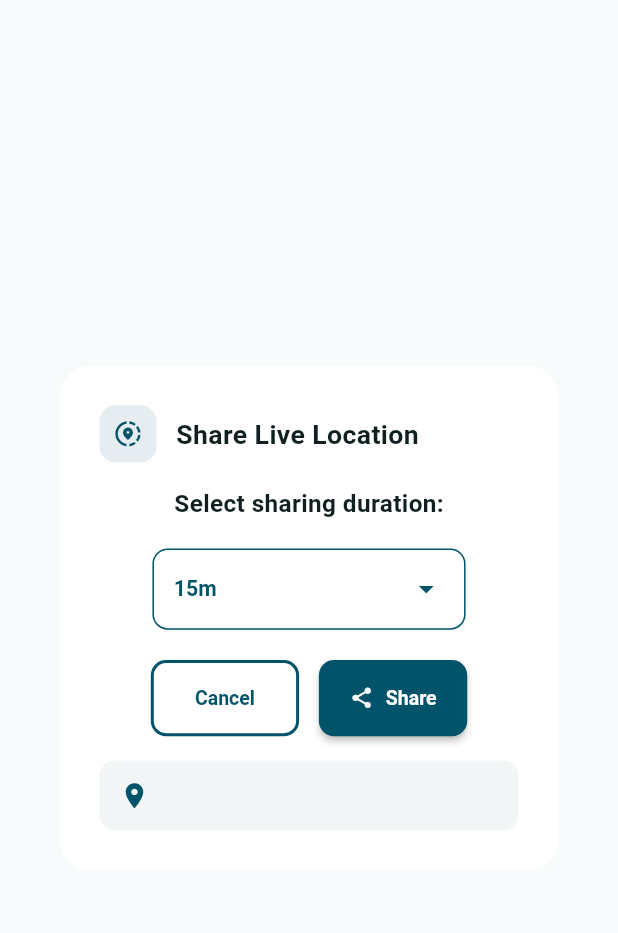
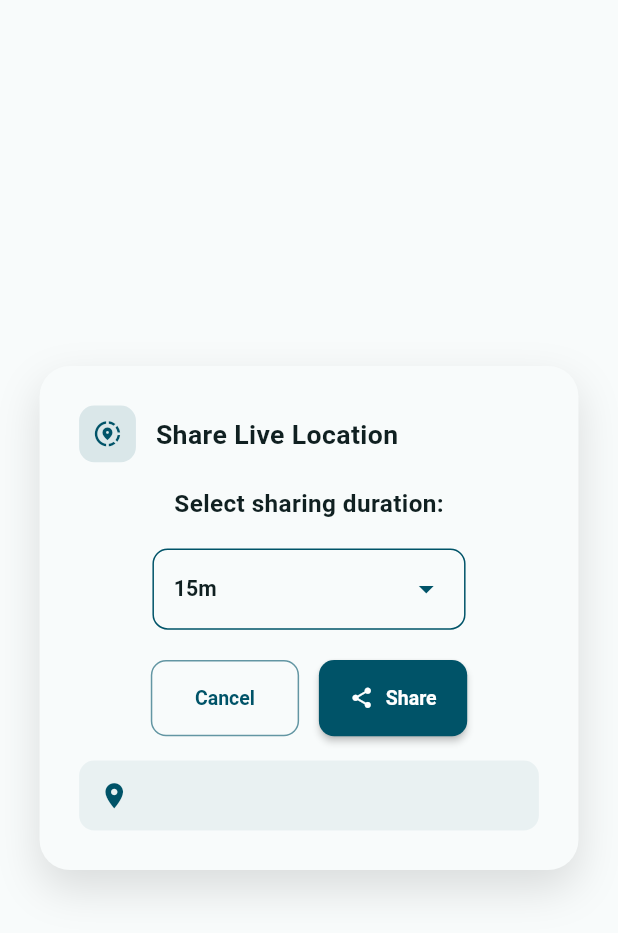
Before and after one commit to HarshasriM/everest_hackathon, a Flutter app: the _LocationSharingDialog widget shown alone on an empty page, opened directly with empty values, on a phone screen of 412 x 824 dp. Shown: the top 933 px of the screen. Run offline on Flutter 3.47's test engine with Material 3 defaults, Android fonts, the phone set to English and light mode, and no system bars; our stand-ins replace audioplayers, bloc, dartz, dio, equatable, flutter_bloc and 19 more; accounts and stored records are empty.

Commit message:
Apply dark theme styles to track me screen

```diff
--- a/lib/features/track/presentation/track_screen.dart
+++ b/lib/features/track/presentation/track_screen.dart
@@ -105,9 +105,7 @@ class _TrackScreenContentState extends State<_TrackScreenContent>
   @override
   Widget build(BuildContext context) {
     return Scaffold(
-      appBar: CustomAppBar(
-
-      ),
+      appBar: CustomAppBar(),
       body: BlocConsumer<TrackBloc, TrackState>(
         listener: (context, state) {
           // Update markers when location changes
@@ -174,6 +172,11 @@ class _TrackScreenContentState extends State<_TrackScreenContent>
   }
 
   Widget _buildAddressPanel(BuildContext context, TrackState state) {
+    final theme = Theme.of(context);
+    final isDark = theme.brightness == Brightness.dark;
+
+    // Primary color according to light/dark theme
+    final primary = theme.colorScheme.primary;
     return Container(
       margin: EdgeInsets.all(16.w),
       padding: EdgeInsets.all(20.w),
@@ -197,14 +200,12 @@ class _TrackScreenContentState extends State<_TrackScreenContent>
               Container(
                 padding: EdgeInsets.all(8.w),
                 decoration: BoxDecoration(
-                  color: Theme.of(context).primaryColor.withOpacity(0.1),
+                  color: primary.withOpacity(
+                    isDark ? 0.25 : 0.1,
+                  ), // darker tint in dark mode
                   borderRadius: BorderRadius.circular(10.r),
                 ),
-                child: Icon(
-                  Icons.location_on,
-                  color: Theme.of(context).primaryColor,
-                  size: 24.sp,
-                ),
+                child: Icon(Icons.location_on, color: primary, size: 24.sp),
               ),
               SizedBox(width: 12.w),
               Expanded(
@@ -230,15 +231,13 @@ class _TrackScreenContentState extends State<_TrackScreenContent>
                           child: Container(
                             padding: EdgeInsets.all(4.w),
                             decoration: BoxDecoration(
-                              color: Theme.of(
-                                context,
-                              ).primaryColor.withOpacity(0.1),
+                              color: primary.withOpacity(isDark ? 0.25 : 0.1),
                               borderRadius: BorderRadius.circular(6.r),
                             ),
                             child: Icon(
                               Icons.share,
                               size: 16.sp,
-                              color: Theme.of(context).primaryColor,
+                              color: primary,
                             ),
                           ),
                         ),
@@ -424,13 +423,25 @@ class _LocationSharingDialogState extends State<_LocationSharingDialog> {
 
   @override
   Widget build(BuildContext context) {
+    final theme = Theme.of(context);
+    final cs = theme.colorScheme;
+    final isDark = theme.brightness == Brightness.dark;
+
     return Dialog(
       shape: RoundedRectangleBorder(borderRadius: BorderRadius.circular(20.r)),
+      insetPadding: EdgeInsets.symmetric(horizontal: 24.w),
       child: Container(
         padding: EdgeInsets.all(24.w),
         decoration: BoxDecoration(
           borderRadius: BorderRadius.circular(20.r),
-          color: Colors.white,
+          color: cs.surface, // adapts to light/dark
+          boxShadow: [
+            BoxShadow(
+              color: Colors.black.withOpacity(isDark ? 0.5 : 0.12),
+              blurRadius: 24,
+              offset: const Offset(0, 12),
+            ),
+          ],
         ),
         child: Column(
           mainAxisSize: MainAxisSize.min,
@@ -441,12 +452,12 @@ class _LocationSharingDialogState extends State<_LocationSharingDialog> {
                 Container(
                   padding: EdgeInsets.all(8.w),
                   decoration: BoxDecoration(
-                    color: Theme.of(context).primaryColor.withOpacity(0.1),
+                    color: cs.primary.withOpacity(0.12),
                     borderRadius: BorderRadius.circular(10.r),
                   ),
                   child: Icon(
                     Icons.share_location,
-                    color: Theme.of(context).primaryColor,
+                    color: cs.primary,
                     size: 20.sp,
                   ),
                 ),
@@ -459,7 +470,7 @@ class _LocationSharingDialogState extends State<_LocationSharingDialog> {
                     style: TextStyle(
                       fontSize: 17.5.sp,
                       fontWeight: FontWeight.bold,
-                      color: Theme.of(context).textTheme.titleLarge?.color,
+                      color: cs.onSurface, // ensure visible on surface
                     ),
                   ),
                 ),
@@ -472,9 +483,9 @@ class _LocationSharingDialogState extends State<_LocationSharingDialog> {
               Container(
                 padding: EdgeInsets.all(16.w),
                 decoration: BoxDecoration(
-                  color: Colors.green.withOpacity(0.1),
+                  color: Colors.green.withOpacity(0.08),
                   borderRadius: BorderRadius.circular(12.r),
-                  border: Border.all(color: Colors.green.withOpacity(0.3)),
+                  border: Border.all(color: Colors.green.withOpacity(0.35)),
                 ),
                 child: Column(
                   children: [
@@ -525,7 +536,7 @@ class _LocationSharingDialogState extends State<_LocationSharingDialog> {
                 style: TextStyle(
                   fontSize: 16.sp,
                   fontWeight: FontWeight.w600,
-                  color: Theme.of(context).textTheme.titleMedium?.color,
+                  color: cs.onSurface,
                 ),
               ),
               SizedBox(height: 18.h),
@@ -535,11 +546,8 @@ class _LocationSharingDialogState extends State<_LocationSharingDialog> {
                 width: 190.w,
                 padding: EdgeInsets.symmetric(horizontal: 12.w, vertical: 2.h),
                 decoration: BoxDecoration(
-                  color: Colors.white,
-                  border: Border.all(
-                    color: Theme.of(context).primaryColor,
-                    width: 1,
-                  ),
+                  color: cs.surfaceVariant.withOpacity(isDark ? 0.5 : 1),
+                  border: Border.all(color: cs.primary, width: 1),
                   borderRadius: BorderRadius.circular(10.r),
                 ),
                 child: DropdownButtonHideUnderline(
@@ -547,20 +555,16 @@ class _LocationSharingDialogState extends State<_LocationSharingDialog> {
                     value: selectedDurationIndex,
                     isExpanded: true,
                     borderRadius: BorderRadius.circular(12.r),
-                    dropdownColor: Colors.white,
-                    icon: Icon(
-                      Icons.arrow_drop_down,
-                      color: Theme.of(context).primaryColor,
-                    ),
+                    dropdownColor: cs.surface, // dark-aware
+                    icon: Icon(Icons.arrow_drop_down, color: cs.primary),
                     style: TextStyle(
-                      color: Theme.of(context).primaryColor,
+                      color: cs.onSurface,
                       fontSize: 14.sp,
                       fontWeight: FontWeight.w600,
                     ),
                     items: durations.asMap().entries.map((entry) {
                       final index = entry.key;
                       final duration = entry.value;
-
                       return DropdownMenuItem<int>(
                         value: index,
                         child: Text(_formatDuration(duration)),
@@ -589,6 +593,8 @@ class _LocationSharingDialogState extends State<_LocationSharingDialog> {
                         shape: RoundedRectangleBorder(
                           borderRadius: BorderRadius.circular(10.r),
                         ),
+                        side: BorderSide(color: cs.primary.withOpacity(0.6)),
+                        foregroundColor: cs.primary,
                         padding: EdgeInsets.symmetric(vertical: 4.h),
                       ),
                       child: const Text(
@@ -606,13 +612,13 @@ class _LocationSharingDialogState extends State<_LocationSharingDialog> {
                         widget.onStartSharing(durations[selectedDurationIndex]);
                         Navigator.of(context).pop();
                       },
-                      icon: Icon(Icons.share, color: Colors.white, size: 16.sp),
-                      label: const Text(
+                      icon: Icon(Icons.share, color: cs.onPrimary, size: 16.sp),
+                      label: Text(
                         'Share',
-                        style: TextStyle(color: Colors.white, fontSize: 13),
+                        style: TextStyle(color: cs.onPrimary, fontSize: 13),
                       ),
                       style: ElevatedButton.styleFrom(
-                        backgroundColor: Theme.of(context).primaryColor,
+                        backgroundColor: cs.primary,
                         shape: RoundedRectangleBorder(
                           borderRadius: BorderRadius.circular(10.r),
                         ),
@@ -630,23 +636,19 @@ class _LocationSharingDialogState extends State<_LocationSharingDialog> {
             Container(
               padding: EdgeInsets.all(12.w),
               decoration: BoxDecoration(
-                color: Theme.of(context).primaryColor.withOpacity(0.05),
+                color: cs.primary.withOpacity(0.06),
                 borderRadius: BorderRadius.circular(10.r),
               ),
               child: Row(
                 children: [
-                  Icon(
-                    Icons.location_on,
-                    color: Theme.of(context).primaryColor,
-                    size: 20.sp,
-                  ),
+                  Icon(Icons.location_on, color: cs.primary, size: 20.sp),
                   SizedBox(width: 8.w),
                   Expanded(
                     child: Text(
                       widget.address,
                       style: TextStyle(
                         fontSize: 12.sp,
-                        color: Theme.of(context).textTheme.bodySmall?.color,
+                        color: cs.onSurfaceVariant,
                       ),
                       maxLines: 2,
                       overflow: TextOverflow.ellipsis,
```
